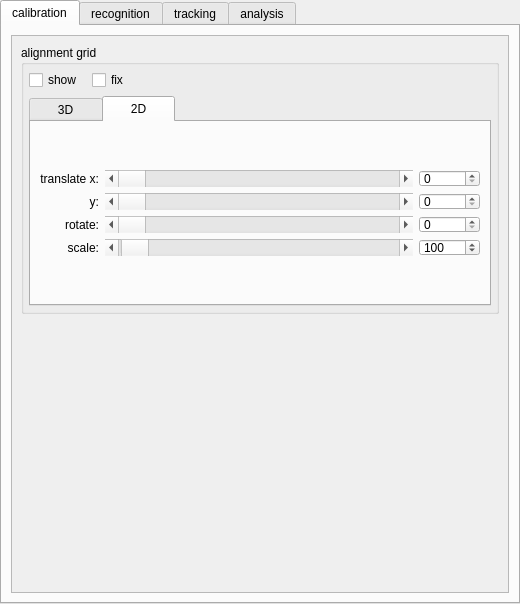
The window that ui/control.ui (ped-dyn-emp/PeTrack) describes before a commit, drawn with Qt 5.
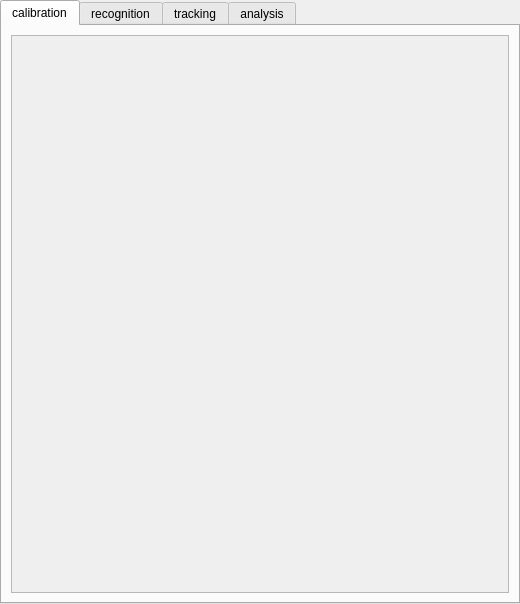
The same window after the commit. The open tabs and pages were chosen to show the change. Custom widgets are drawn as their Qt base class.

Commit message:
Move AlignmentGridBox out of Control (Gray out calib 5/N)
- Moves ui and code of AlignmentGridBox out of Control into its own class
- Changed GridItem to work with AlignmentGridBox instead of Control

Patch:
```diff
--- a/ui/control.ui
+++ b/ui/control.ui
@@ -139,8 +139,8 @@
            <rect>
             <x>0</x>
             <y>0</y>
-            <width>494</width>
-            <height>555</height>
+            <width>490</width>
+            <height>547</height>
            </rect>
           </property>
           <property name="sizePolicy">
@@ -150,774 +150,6 @@
            </sizepolicy>
           </property>
           <layout class="QVBoxLayout" name="verticalLayout_13">
-           <item>
-            <widget class="QGroupBox" name="align">
-             <property name="sizePolicy">
-              <sizepolicy hsizetype="Expanding" vsizetype="Minimum">
-               <horstretch>0</horstretch>
-               <verstretch>0</verstretch>
-              </sizepolicy>
-             </property>
-             <property name="minimumSize">
-              <size>
-               <width>300</width>
-               <height>197</height>
-              </size>
-             </property>
-             <property name="maximumSize">
-              <size>
-               <width>16777215</width>
-               <height>16777215</height>
-              </size>
-             </property>
-             <property name="title">
-              <string>alignment grid</string>
-             </property>
-             <layout class="QVBoxLayout" name="verticalLayout_15">
-              <property name="leftMargin">
-               <number>5</number>
-              </property>
-              <property name="topMargin">
-               <number>5</number>
-              </property>
-              <property name="rightMargin">
-               <number>5</number>
-              </property>
-              <property name="bottomMargin">
-               <number>5</number>
-              </property>
-              <item>
-               <layout class="QHBoxLayout" name="horizontalLayout_12">
-                <item>
-                 <widget class="QCheckBox" name="gridShow">
-                  <property name="minimumSize">
-                   <size>
-                    <width>57</width>
-                    <height>0</height>
-                   </size>
-                  </property>
-                  <property name="toolTip">
-                   <string>Show the grid.</string>
-                  </property>
-                  <property name="text">
-                   <string>show</string>
-                  </property>
-                 </widget>
-                </item>
-                <item>
-                 <widget class="QCheckBox" name="gridFix">
-                  <property name="maximumSize">
-                   <size>
-                    <width>16777215</width>
-                    <height>25</height>
-                   </size>
-                  </property>
-                  <property name="toolTip">
-                   <string>Fix the grid.</string>
-                  </property>
-                  <property name="text">
-                   <string>fix</string>
-                  </property>
-                 </widget>
-                </item>
-                <item>
-                 <spacer name="horizontalSpacer_10">
-                  <property name="orientation">
-                   <enum>Qt::Horizontal</enum>
-                  </property>
-                  <property name="sizeHint" stdset="0">
-                   <size>
-                    <width>40</width>
-                    <height>20</height>
-                   </size>
-                  </property>
-                 </spacer>
-                </item>
-               </layout>
-              </item>
-              <item>
-               <widget class="QTabWidget" name="gridTab">
-                <property name="enabled">
-                 <bool>true</bool>
-                </property>
-                <property name="baseSize">
-                 <size>
-                  <width>0</width>
-                  <height>0</height>
-                 </size>
-                </property>
-                <property name="layoutDirection">
-                 <enum>Qt::LeftToRight</enum>
-                </property>
-                <property name="autoFillBackground">
-                 <bool>false</bool>
-                </property>
-                <property name="tabPosition">
-                 <enum>QTabWidget::North</enum>
-                </property>
-                <property name="tabShape">
-                 <enum>QTabWidget::Rounded</enum>
-                </property>
-                <property name="currentIndex">
-                 <number>0</number>
-                </property>
-                <property name="elideMode">
-                 <enum>Qt::ElideNone</enum>
-                </property>
-                <property name="usesScrollButtons">
-                 <bool>false</bool>
-                </property>
-                <property name="documentMode">
-                 <bool>false</bool>
-                </property>
-                <property name="tabsClosable">
-                 <bool>false</bool>
-                </property>
-                <property name="movable">
-                 <bool>false</bool>
-                </property>
-                <widget class="QWidget" name="gridTab3D">
-                 <attribute name="title">
-                  <string>     3D     </string>
-                 </attribute>
-                 <attribute name="toolTip">
-                  <string>Select for 3D grid</string>
-                 </attribute>
-                 <layout class="QVBoxLayout" name="verticalLayout_11">
-                  <item>
-                   <layout class="QGridLayout" name="gridLayout_3" columnstretch="0,1,0">
-                    <property name="sizeConstraint">
-                     <enum>QLayout::SetDefaultConstraint</enum>
-                    </property>
-                    <property name="spacing">
-                     <number>4</number>
-                    </property>
-                    <item row="0" column="0">
-                     <widget class="QLabel" name="label_15">
-                      <property name="toolTip">
-                       <string>Translate the grid in x-direction</string>
-                      </property>
-                      <property name="text">
-                       <string>translate [cm] x:</string>
-                      </property>
-                      <property name="alignment">
-                       <set>Qt::AlignRight|Qt::AlignTrailing|Qt::AlignVCenter</set>
-                      </property>
-                     </widget>
-                    </item>
-                    <item row="0" column="1">
-                     <widget class="QScrollBar" name="grid3DTransX">
-                      <property name="sizePolicy">
-                       <sizepolicy hsizetype="Minimum" vsizetype="Fixed">
-                        <horstretch>0</horstretch>
-                        <verstretch>0</verstretch>
-                       </sizepolicy>
-                      </property>
-                      <property name="minimumSize">
-                       <size>
-                        <width>50</width>
-                        <height>17</height>
-                       </size>
-                      </property>
-                      <property name="maximumSize">
-                       <size>
-                        <width>16777215</width>
-                        <height>17</height>
-                       </size>
-                      </property>
-                      <property name="toolTip">
-                       <string>Translate the grid in x-direction</string>
-                      </property>
-                      <property name="minimum">
-                       <number>-10000</number>
-                      </property>
-                      <property name="maximum">
-                       <number>10000</number>
-                      </property>
-                      <property name="value">
-                       <number>0</number>
-                      </property>
-                      <property name="orientation">
-                       <enum>Qt::Horizontal</enum>
-                      </property>
-                     </widget>
-                    </item>
-                    <item row="0" column="2">
-                     <widget class="PSpinBox" name="grid3DTransX_spin">
-                      <property name="maximumSize">
-                       <size>
-                        <width>16777215</width>
-                        <height>22</height>
-                       </size>
-                      </property>
-                      <property name="toolTip">
-                       <string>Translate the grid in x-direction</string>
-                      </property>
-                      <property name="minimum">
-                       <number>-10000</number>
-                      </property>
-                      <property name="maximum">
-                       <number>10000</number>
-                      </property>
-                     </widget>
-                    </item>
-                    <item row="1" column="0">
-                     <widget class="QLabel" name="label_49">
-                      <property name="toolTip">
-                       <string>Translate the grid in y-direction.</string>
-                      </property>
-                      <property name="text">
-                       <string>y:</string>
-                      </property>
-                      <property name="alignment">
-                       <set>Qt::AlignRight|Qt::AlignTrailing|Qt::AlignVCenter</set>
-                      </property>
-                     </widget>
-                    </item>
-                    <item row="1" column="1">
-                     <widget class="QScrollBar" name="grid3DTransY">
-                      <property name="minimumSize">
-                       <size>
-                        <width>0</width>
-                        <height>17</height>
-                       </size>
-                      </property>
-                      <property name="maximumSize">
-                       <size>
-                        <width>16777215</width>
-                        <height>17</height>
-                       </size>
-                      </property>
-                      <property name="toolTip">
-                       <string>Translate the grid in y-direction.</string>
-                      </property>
-                      <property name="minimum">
-                       <number>-10000</number>
-                      </property>
-                      <property name="maximum">
-                       <number>10000</number>
-                      </property>
-                      <property name="orientation">
-                       <enum>Qt::Horizontal</enum>
-                      </property>
-                     </widget>
-                    </item>
-                    <item row="1" column="2">
-                     <widget class="PSpinBox" name="grid3DTransY_spin">
-                      <property name="maximumSize">
-                       <size>
-                        <width>16777215</width>
-                        <height>22</height>
-                       </size>
-                      </property>
-                      <property name="toolTip">
-                       <string>Translate the grid in y-direction.</string>
-                      </property>
-                      <property name="minimum">
-                       <number>-10000</number>
-                      </property>
-                      <property name="maximum">
-                       <number>10000</number>
-                      </property>
-                     </widget>
-                    </item>
-                    <item row="2" column="0">
-                     <widget class="QLabel" name="label_50">
-                      <property name="toolTip">
-                       <string>2D: Rotate the grid clockwise. 3D: Translate the grid in z-direction.</string>
-                      </property>
-                      <property name="text">
-                       <string>z:</string>
-                      </property>
-                      <property name="alignment">
-                       <set>Qt::AlignRight|Qt::AlignTrailing|Qt::AlignVCenter</set>
-                      </property>
-                     </widget>
-                    </item>
-                    <item row="2" column="1">
-                     <widget class="QScrollBar" name="grid3DTransZ">
-                      <property name="sizePolicy">
-                       <sizepolicy hsizetype="Minimum" vsizetype="Fixed">
-                        <horstretch>0</horstretch>
-                        <verstretch>0</verstretch>
-                       </sizepolicy>
-                      </property>
-                      <property name="minimumSize">
-                       <size>
-                        <width>50</width>
-                        <height>17</height>
-                       </size>
-                      </property>
-                      <property name="maximumSize">
-                       <size>
-                        <width>16777215</width>
-                        <height>17</height>
-                       </size>
-                      </property>
-                      <property name="toolTip">
-                       <string>2D: Rotate the grid clockwise. 3D: Translate the grid in z-direction.</string>
-                      </property>
-                      <property name="minimum">
-                       <number>-10000</number>
-                      </property>
-                      <property name="maximum">
-                       <number>10000</number>
-                      </property>
-                      <property name="orientation">
-                       <enum>Qt::Horizontal</enum>
-                      </property>
-                     </widget>
-                    </item>
-                    <item row="2" column="2">
-                     <widget class="PSpinBox" name="grid3DTransZ_spin">
-                      <property name="enabled">
-                       <bool>true</bool>
-                      </property>
-                      <property name="maximumSize">
-                       <size>
-                        <width>16777215</width>
-                        <height>22</height>
-                       </size>
-                      </property>
-                      <property name="toolTip">
-                       <string>2D: Rotate the grid clockwise. 3D: Translate the grid in z-direction.</string>
-                      </property>
-                      <property name="suffix">
-                       <string/>
-                      </property>
-                      <property name="minimum">
-                       <number>-1000</number>
-                      </property>
-                      <property name="maximum">
-                       <number>1000</number>
-                      </property>
-                     </widget>
-                    </item>
-                    <item row="3" column="0">
-                     <widget class="QLabel" name="label_51">
-                      <property name="toolTip">
-                       <string>Scale the gridcells</string>
-                      </property>
-                      <property name="layoutDirection">
-                       <enum>Qt::LeftToRight</enum>
-                      </property>
-                      <property name="text">
-                       <string>resolution [cm]:</string>
-                      </property>
-                      <property name="alignment">
-                       <set>Qt::AlignRight|Qt::AlignTrailing|Qt::AlignVCenter</set>
-                      </property>
-                     </widget>
-                    </item>
-                    <item row="3" column="1">
-                     <widget class="QScrollBar" name="grid3DResolution">
-                      <property name="minimumSize">
-                       <size>
-                        <width>0</width>
-                        <height>17</height>
-                       </size>
-                      </property>
-                      <property name="maximumSize">
-                       <size>
-                        <width>16777215</width>
-                        <height>17</height>
-                       </size>
-                      </property>
-                      <property name="toolTip">
-                       <string>Scale the gridcells</string>
-                      </property>
-                      <property name="minimum">
-                       <number>1</number>
-                      </property>
-                      <property name="maximum">
-                       <number>10000</number>
-                      </property>
-                      <property name="singleStep">
-                       <number>1</number>
-                      </property>
-                      <property name="pageStep">
-                       <number>10</number>
-                      </property>
-                      <property name="value">
-                       <number>100</number>
-                      </property>
-                      <property name="sliderPosition">
-                       <number>100</number>
-                      </property>
-                      <property name="orientation">
-                       <enum>Qt::Horizontal</enum>
-                      </property>
-                      <property name="invertedAppearance">
-                       <bool>false</bool>
-                      </property>
-                      <property name="invertedControls">
-                       <bool>true</bool>
-                      </property>
-                     </widget>
-                    </item>
-                    <item row="3" column="2">
-                     <widget class="PSpinBox" name="grid3DResolution_spin">
-                      <property name="maximumSize">
-                       <size>
-                        <width>16777215</width>
-                        <height>22</height>
-                       </size>
-                      </property>
-                      <property name="toolTip">
-                       <string>Scale the gridcells</string>
-                      </property>
-                      <property name="suffix">
-                       <string> cm</string>
-                      </property>
-                      <property name="prefix">
-                       <string/>
-                      </property>
-                      <property name="minimum">
-                       <number>1</number>
-                      </property>
-                      <property name="maximum">
-                       <number>10000</number>
-                      </property>
-                      <property name="singleStep">
-                       <number>10</number>
-                      </property>
-                      <property name="value">
-                       <number>100</number>
-                      </property>
-                     </widget>
-                    </item>
-                   </layout>
-                  </item>
-                 </layout>
-                </widget>
-                <widget class="QWidget" name="gridTab2D">
-                 <attribute name="title">
-                  <string>     2D     </string>
-                 </attribute>
-                 <attribute name="toolTip">
-                  <string>Select for 2D grid</string>
-                 </attribute>
-                 <layout class="QVBoxLayout" name="verticalLayout_10">
-                  <item>
-                   <layout class="QGridLayout" name="gridLayout_100" columnstretch="0,1,0">
-                    <property name="spacing">
-                     <number>6</number>
-                    </property>
-                    <item row="0" column="0">
-                     <widget class="QLabel" name="label_10">
-                      <property name="toolTip">
-                       <string>Translate the grid in x-direction</string>
-                      </property>
-                      <property name="text">
-                       <string>translate x:</string>
-                      </property>
-                      <property name="alignment">
-                       <set>Qt::AlignRight|Qt::AlignTrailing|Qt::AlignVCenter</set>
-                      </property>
-                     </widget>
-                    </item>
-                    <item row="0" column="1">
-                     <widget class="QScrollBar" name="gridTransX">
-                      <property name="sizePolicy">
-                       <sizepolicy hsizetype="Expanding" vsizetype="Fixed">
-                        <horstretch>0</horstretch>
-                        <verstretch>0</verstretch>
-                       </sizepolicy>
-                      </property>
-                      <property name="minimumSize">
-                       <size>
-                        <width>100</width>
-                        <height>17</height>
-                       </size>
-                      </property>
-                      <property name="maximumSize">
-                       <size>
-                        <width>16777215</width>
-                        <height>17</height>
-                       </size>
-                      </property>
-                      <property name="toolTip">
-                       <string>Translate the grid in x-direction</string>
-                      </property>
-                      <property name="minimum">
-                       <number>0</number>
-                      </property>
-                      <property name="maximum">
-                       <number>10000</number>
-                      </property>
-                      <property name="value">
-                       <number>0</number>
-                      </property>
-                      <property name="orientation">
-                       <enum>Qt::Horizontal</enum>
-                      </property>
-                     </widget>
-                    </item>
-                    <item row="0" column="2">
-                     <widget class="PSpinBox" name="gridTransX_spin">
-                      <property name="minimumSize">
-                       <size>
-                        <width>0</width>
-                        <height>17</height>
-                       </size>
-                      </property>
-                      <property name="maximumSize">
-                       <size>
-                        <width>16777215</width>
-                        <height>17</height>
-                       </size>
-                      </property>
-                      <property name="toolTip">
-                       <string>Translate the grid in x-direction</string>
-                      </property>
-                      <property name="minimum">
-                       <number>0</number>
-                      </property>
-                      <property name="maximum">
-                       <number>10000</number>
-                      </property>
-                     </widget>
-                    </item>
-                    <item row="1" column="0">
-                     <widget class="QLabel" name="label_11">
-                      <property name="toolTip">
-                       <string>Translate the grid in y-direction.</string>
-                      </property>
-                      <property name="text">
-                       <string>y:</string>
-                      </property>
-                      <property name="alignment">
-                       <set>Qt::AlignRight|Qt::AlignTrailing|Qt::AlignVCenter</set>
-                      </property>
-                     </widget>
-                    </item>
-                    <item row="1" column="1">
-                     <widget class="QScrollBar" name="gridTransY">
-                      <property name="minimumSize">
-                       <size>
-                        <width>0</width>
-                        <height>17</height>
-                       </size>
-                      </property>
-                      <property name="maximumSize">
-                       <size>
-                        <width>16777215</width>
-                        <height>17</height>
-                       </size>
-                      </property>
-                      <property name="toolTip">
-                       <string>Translate the grid in y-direction.</string>
-                      </property>
-                      <property name="minimum">
-                       <number>0</number>
-                      </property>
-                      <property name="maximum">
-                       <number>10000</number>
-                      </property>
-                      <property name="orientation">
-                       <enum>Qt::Horizontal</enum>
-                      </property>
-                     </widget>
-                    </item>
-                    <item row="1" column="2">
-                     <widget class="PSpinBox" name="gridTransY_spin">
-                      <property name="minimumSize">
-                       <size>
-                        <width>0</width>
-                        <height>17</height>
-                       </size>
-                      </property>
-                      <property name="maximumSize">
-                       <size>
-                        <width>16777215</width>
-                        <height>17</height>
-                       </size>
-                      </property>
-                      <property name="toolTip">
-                       <string>Translate the grid in y-direction.</string>
-                      </property>
-                      <property name="minimum">
-                       <number>0</number>
-                      </property>
-                      <property name="maximum">
-                       <number>10000</number>
-                      </property>
-                     </widget>
-                    </item>
-                    <item row="2" column="0">
-                     <widget class="QLabel" name="label_9">
-                      <property name="toolTip">
-                       <string>2D: Rotate the grid clockwise. 3D: Translate the grid in z-direction.</string>
-                      </property>
-                      <property name="text">
-                       <string>rotate:</string>
-                      </property>
-                      <property name="alignment">
-                       <set>Qt::AlignRight|Qt::AlignTrailing|Qt::AlignVCenter</set>
-                      </property>
-                     </widget>
-                    </item>
-                    <item row="2" column="1">
-                     <widget class="QScrollBar" name="gridRotate">
-                      <property name="sizePolicy">
-                       <sizepolicy hsizetype="Minimum" vsizetype="Fixed">
-                        <horstretch>0</horstretch>
-                        <verstretch>0</verstretch>
-                       </sizepolicy>
-                      </property>
-                      <property name="minimumSize">
-                       <size>
-                        <width>50</width>
-                        <height>17</height>
-                       </size>
-                      </property>
-                      <property name="maximumSize">
-                       <size>
-                        <width>16777215</width>
-                        <height>17</height>
-                       </size>
-                      </property>
-                      <property name="toolTip">
-                       <string>2D: Rotate the grid clockwise. 3D: Translate the grid in z-direction.</string>
-                      </property>
-                      <property name="minimum">
-                       <number>0</number>
-                      </property>
-                      <property name="maximum">
-                       <number>3600</number>
-                      </property>
-                      <property name="orientation">
-                       <enum>Qt::Horizontal</enum>
-                      </property>
-                     </widget>
-                    </item>
-                    <item row="2" column="2">
-                     <widget class="PSpinBox" name="gridRot_spin">
-                      <property name="enabled">
-                       <bool>true</bool>
-                      </property>
-                      <property name="minimumSize">
-                       <size>
-                        <width>0</width>
-                        <height>17</height>
-                       </size>
-                      </property>
-                      <property name="maximumSize">
-                       <size>
-                        <width>16777215</width>
-                        <height>17</height>
-                       </size>
-                      </property>
-                      <property name="toolTip">
-                       <string>2D: Rotate the grid clockwise. 3D: Translate the grid in z-direction.</string>
-                      </property>
-                      <property name="minimum">
-                       <number>0</number>
-                      </property>
-                      <property name="maximum">
-                       <number>3600</number>
-                      </property>
-                     </widget>
-                    </item>
-                    <item row="3" column="0">
-                     <widget class="QLabel" name="label_12">
-                      <property name="sizePolicy">
-                       <sizepolicy hsizetype="Preferred" vsizetype="Fixed">
-                        <horstretch>0</horstretch>
-                        <verstretch>0</verstretch>
-                       </sizepolicy>
-                      </property>
-                      <property name="maximumSize">
-                       <size>
-                        <width>16777215</width>
-                        <height>17</height>
-                       </size>
-                      </property>
-                      <property name="toolTip">
-                       <string>Scale the gridcells</string>
-                      </property>
-                      <property name="layoutDirection">
-                       <enum>Qt::LeftToRight</enum>
-                      </property>
-                      <property name="text">
-                       <string>scale:</string>
-                      </property>
-                      <property name="alignment">
-                       <set>Qt::AlignRight|Qt::AlignTrailing|Qt::AlignVCenter</set>
-                      </property>
-                     </widget>
-                    </item>
-                    <item row="3" column="1">
-                     <widget class="QScrollBar" name="gridScale">
-                      <property name="minimumSize">
-                       <size>
-                        <width>0</width>
-                        <height>17</height>
-                       </size>
-                      </property>
-                      <property name="maximumSize">
-                       <size>
-                        <width>16777215</width>
-                        <height>17</height>
-                       </size>
-                      </property>
-                      <property name="toolTip">
-                       <string>Scale the gridcells</string>
-                      </property>
-                      <property name="minimum">
-                       <number>1</number>
-                      </property>
-                      <property name="maximum">
-                       <number>10000</number>
-                      </property>
-                      <property name="value">
-                       <number>100</number>
-                      </property>
-                      <property name="sliderPosition">
-                       <number>100</number>
-                      </property>
-                      <property name="orientation">
-                       <enum>Qt::Horizontal</enum>
-                      </property>
-                     </widget>
-                    </item>
-                    <item row="3" column="2">
-                     <widget class="PSpinBox" name="gridScale_spin">
-                      <property name="minimumSize">
-                       <size>
-                        <width>0</width>
-                        <height>17</height>
-                       </size>
-                      </property>
-                      <property name="maximumSize">
-                       <size>
-                        <width>16777215</width>
-                        <height>17</height>
-                       </size>
-                      </property>
-                      <property name="toolTip">
-                       <string>Scale the gridcells</string>
-                      </property>
-                      <property name="minimum">
-                       <number>1</number>
-                      </property>
-                      <property name="maximum">
-                       <number>10000</number>
-                      </property>
-                      <property name="value">
-                       <number>100</number>
-                      </property>
-                     </widget>
-                    </item>
-                   </layout>
-                  </item>
-                 </layout>
-                </widget>
-               </widget>
-              </item>
-             </layout>
-            </widget>
-           </item>
            <item>
             <spacer name="verticalSpacer_3">
              <property name="orientation">
```
Left out of the diff: 286 changed lines with no effect on the pictures. The commit also changes 9 other files.
